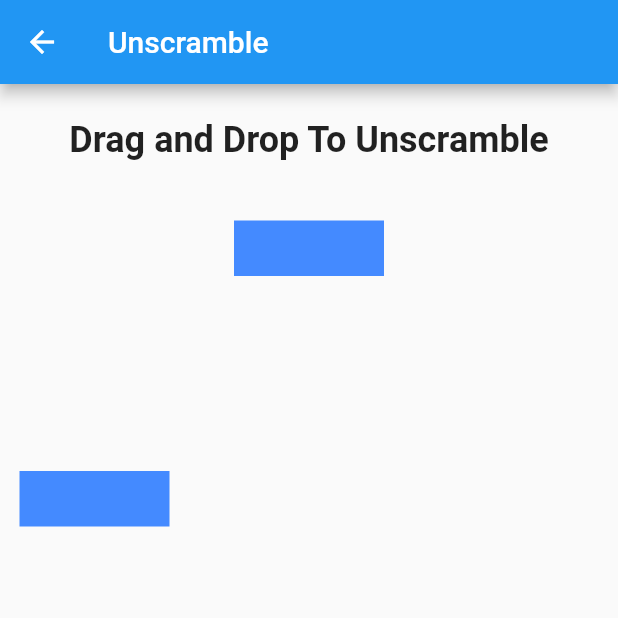
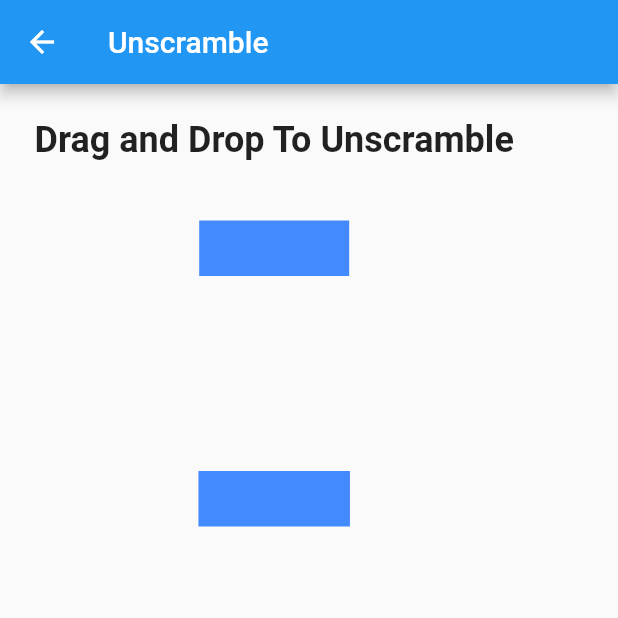
Before and after one commit to RafiaChy/duolingo_ui_demo, a Flutter app: the screen it shows after launch, after a tap on "Submit", on a phone screen of 412 x 824 dp, the top half of it. Run offline on Flutter 3.47's test engine with Material 2 defaults, Android fonts, the phone set to English and light mode, and no system bars.

Commit message:
fixing dragtargets

```diff
--- a/lib/ui/screens/unscramble_text.dart
+++ b/lib/ui/screens/unscramble_text.dart
@@ -125,7 +125,14 @@
                           // onDraggableCanceled: (Velocity velocity, Offset offset) {
                           //   setState(() => position = offset);
                           // },
-                          child: Container(
+                          child: e == acceptedData
+                              ? Container(
+                                  padding: const EdgeInsets.all(8),
+                                  width: (e.length + 100),
+                                  color: Colors.grey,
+                                  height: 50,
+                                )
+                              : Container(
                                   padding: const EdgeInsets.all(8),
                                   width: (e.length + 100),
                                   child: Center(
@@ -175,7 +182,8 @@
               ),
 
 /******************************************************************************************** */
-              Column(
+
+              Wrap(
                 children: splitToString
                     .asMap()
                     .entries
@@ -183,29 +191,21 @@
                       (e) => DragTarget(
                         onWillAccept: (data) => true,
                         onAccept: (String data) {
+                          setState(() {
                             acceptedData = data;
+                          });
+                          splitToString.remove(e.value);
                         },
                         builder: (BuildContext context,
-                            List<dynamic> splitToStringData,
+                            List<dynamic> spliteToStringData,
                             List<dynamic> rejectedData) {
-                          return Column(
-                            children: [
-                              Row(
+                          return Wrap(
+                            spacing: 20,
+                            runSpacing: 30,
                             children: [
                               Container(
                                 padding: const EdgeInsets.all(10),
-                                    // color: Colors.blue,
-                                    // child: Text(
-                                    //   acceptedData,
-                                    //   style: const TextStyle(
-                                    //       fontSize: 18, color: Colors.white),
-                                    // ),
-                                    child: acceptedWidget(e.value),
-                                  ),
-                                  const Divider(
-                                    color: Colors.black,
-                                  ),
-                                ],
+                                child: acceptedWidget(acceptedData),
                               ),
                             ],
                           );
@@ -213,9 +213,55 @@
                       ),
                     )
                     .toList(),
+              ),
+              //  for (var i = 0; i < splitToString.length; i++)
 
-                //],
-              ),
+              // ],
+
+              // Wrap(
+              //   spacing: 20,
+              //   runSpacing: 30,
+              //   children: splitToString
+              //       .asMap()
+              //       .entries
+              //       .map(
+              //         (e) => DragTarget(
+              //           onWillAccept: (data) => true,
+              //           onAccept: (String data) {
+              //             setState(() {
+              //               acceptedData = data;
+              //             });
+              //           },
+              //           builder: (BuildContext context,
+              //               List<dynamic> splitToStringData,
+              //               List<dynamic> rejectedData) {
+              //             return Row(
+              //               mainAxisAlignment: MainAxisAlignment.spaceAround,
+              //               children: [
+              //                 Container(
+              //                   padding: const EdgeInsets.all(10),
+              //                   // color: Colors.blue,
+              //                   // child: Text(
+              //                   //   acceptedData,
+              //                   //   style: const TextStyle(
+              //                   //       fontSize: 18, color: Colors.white),
+              //                   // ),
+              //                   child: acceptedWidget(acceptedData),
+              //                 ),
+              //                 const Divider(
+              //                   color: Colors.black,
+              //                 ),
+              //               ],
+              //             );
+              //           },
+              //         ),
+              //       )
+              //       .toList(),
+
+              //   //],
+              // ),
+
+/****************************************************************************************************** */
 
 /****************************************************************************************************** */
 
```
Lines whose indentation alone changed are shown as unchanged.
